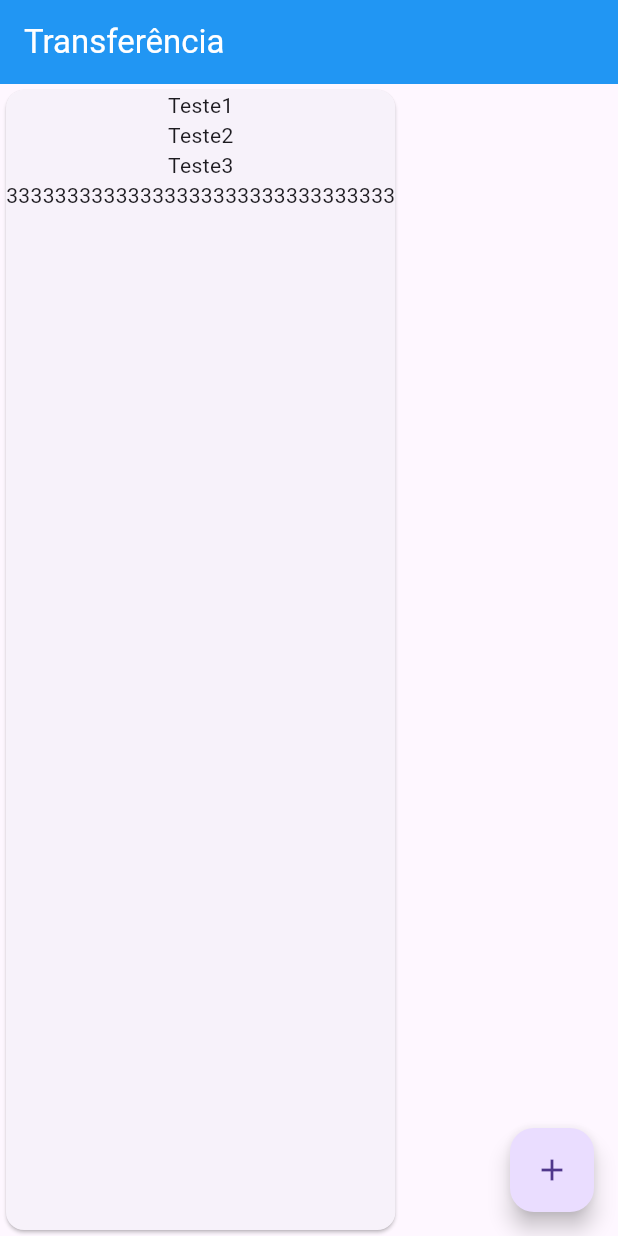
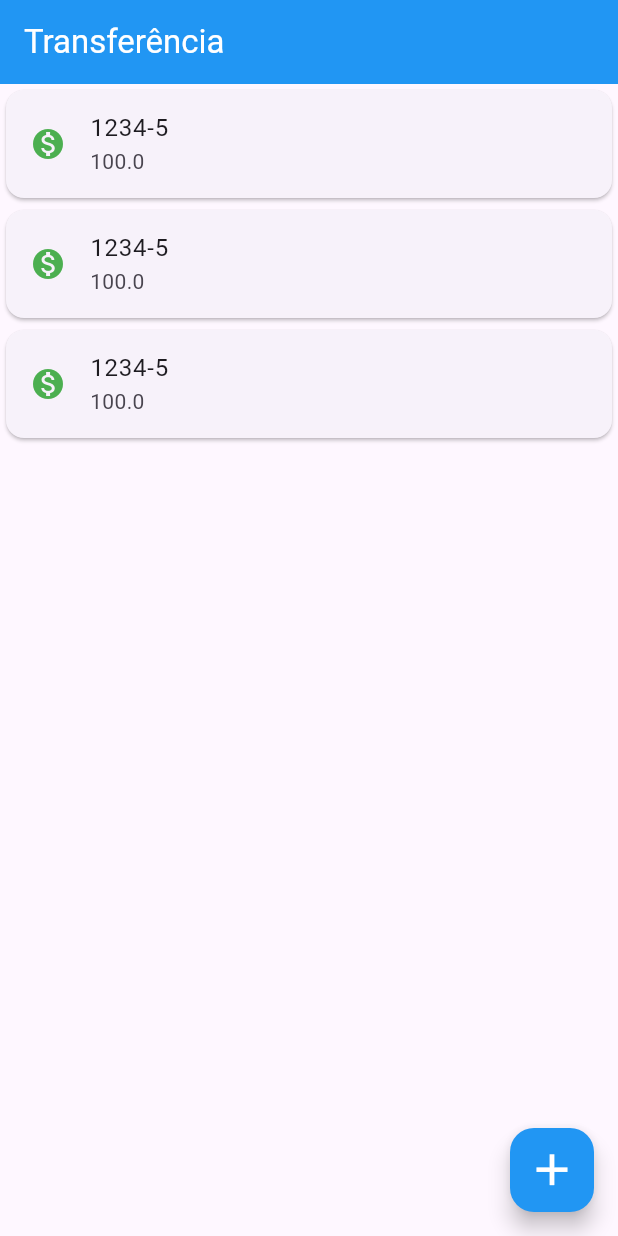
Before and after one commit to XandyGomes/ProjetoFlutter5DSM-2024-2, a Flutter app: the screen it shows after launch, on a phone screen of 412 x 824 dp. Run offline on Flutter 3.47's test engine with Material 3 defaults, Android fonts, the phone set to English and light mode, and no system bars.

Commit message:
Aula.30.08

```diff
--- a/analysis_options.yaml
+++ b/analysis_options.yaml
@@ -21,6 +21,7 @@ linter:
   # `// ignore_for_file: name_of_lint` syntax on the line or in the file
   # producing the lint.
   rules:
+    prefer_const_constructors: true
     # avoid_print: false  # Uncomment to disable the `avoid_print` rule
     # prefer_single_quotes: true  # Uncomment to enable the `prefer_single_quotes` rule
 
--- a/lib/main.dart
+++ b/lib/main.dart
@@ -1,18 +1,11 @@
 import 'package:flutter/material.dart';
+import 'package:flutter/widgets.dart';
 
 void main() => runApp(
       MaterialApp(
         debugShowCheckedModeBanner: false,
         home: Scaffold(
-          body: const Card(
-              child: Column(
-            children: [
-              Text('Teste1'),
-              Text('Teste2'),
-              Text('Teste3'),
-              Text('33333333333333333333333333333333'),
-            ],
-          )),
+          body: const ListaTransferencia(),
           appBar: AppBar(
             //cololocar cor no texto Transferência
             title: const Text(
@@ -22,9 +15,43 @@ void main() => runApp(
             backgroundColor: Colors.blue,
           ),
           floatingActionButton: FloatingActionButton(
-            onPressed: () {},
-            child: const Icon(Icons.add),
-          ),
+              onPressed: () {},
+              backgroundColor: Colors.blue,
+              child: const Icon(
+                Icons.add,
+                size: 35,
+                color: Colors.white,
+              )),
         ),
       ),
     );
+
+class ListaTransferencia extends StatelessWidget {
+  const ListaTransferencia({super.key});
+
+  @override
+  Widget build(BuildContext context) {
+    return const Column(
+      children: [
+        ItemTransferencia(),
+        ItemTransferencia(),
+        ItemTransferencia(),
+      ],
+    );
+  }
+}
+
+class ItemTransferencia extends StatelessWidget {
+  const ItemTransferencia({super.key});
+
+  @override
+  Widget build(BuildContext context) {
+    return const Card(
+      child: ListTile(
+        leading: Icon(Icons.monetization_on, color: Colors.green),
+        title: Text('1234-5'),
+        subtitle: Text('100.0'),
+      ),
+    );
+  }
+}
```
